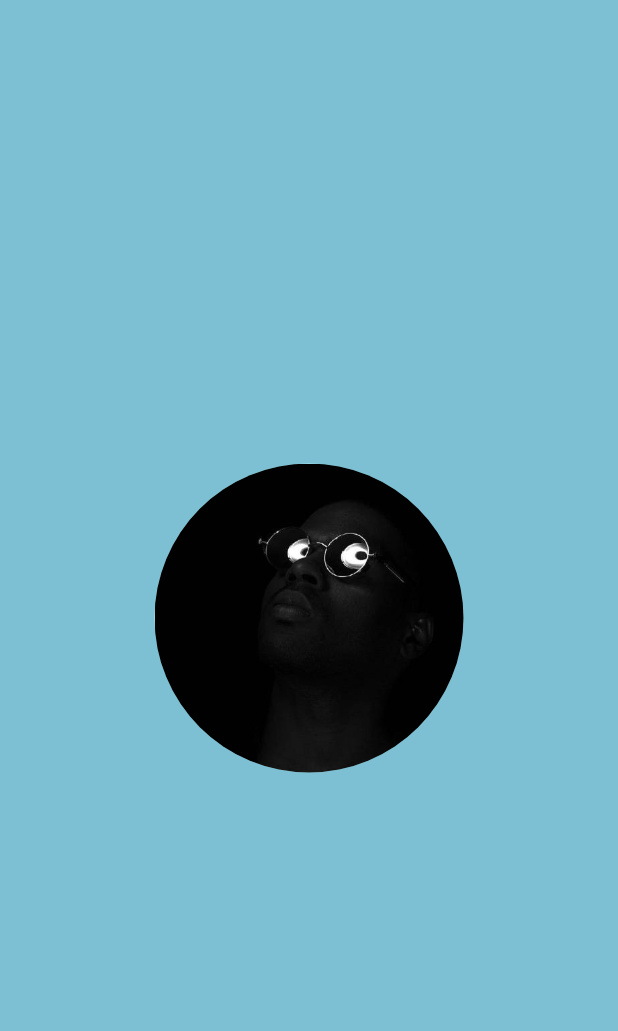
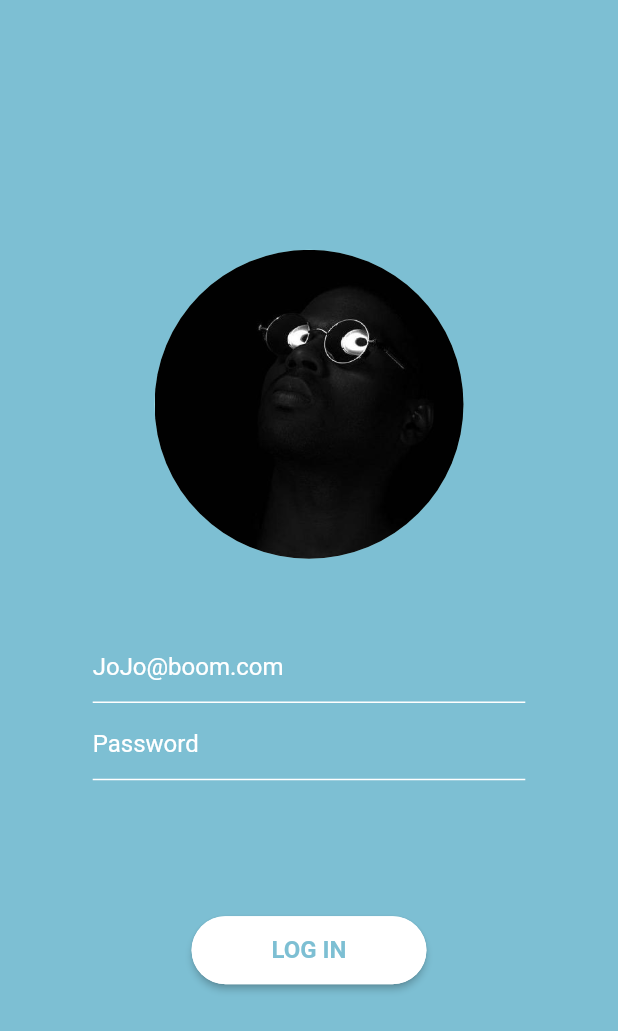
Before and after one commit to Djudicael/animation-transition-flutter-pet, a Flutter app: the screen it shows after launch, on a phone screen of 412 x 824 dp. Shown: the top 1031 px of the screen. Run offline on Flutter 3.47's test engine with Material 2 defaults, Android fonts, the phone set to English and light mode, and no system bars.

Commit message:
finishing UI

```diff
--- a/lib/screens/login_page.dart
+++ b/lib/screens/login_page.dart
@@ -15,11 +15,26 @@ class LoginPage extends StatelessWidget {
       backgroundColor: _primaryColor,
       body: Align(
         alignment: Alignment.center,
-        child: Column(
-          mainAxisAlignment: MainAxisAlignment.spaceAround,
-          mainAxisSize: MainAxisSize.max,
-          crossAxisAlignment: CrossAxisAlignment.center,
-          children: <Widget>[_avatarWidget()],
+        child: Container(
+          height: _deviceHeight * 0.60,
+          width: _deviceWidth,
+          child: Column(
+            mainAxisAlignment: MainAxisAlignment.spaceAround,
+            mainAxisSize: MainAxisSize.max,
+            crossAxisAlignment: CrossAxisAlignment.center,
+            children: <Widget>[
+              _avatarWidget(),
+              SizedBox(
+                height: _deviceHeight * 0.05,
+              ),
+              _emailTextField(),
+              _passwordTextField(),
+              SizedBox(
+                height: _deviceHeight * 0.10,
+              ),
+              _loginButton(),
+            ],
+          ),
         ),
       ),
     );
@@ -39,4 +54,62 @@ class LoginPage extends StatelessWidget {
       ),
     );
   }
+
+  Widget _emailTextField() {
+    return Container(
+      width: _deviceWidth * 0.70,
+      child: TextField(
+        cursorColor: Colors.white,
+        autocorrect: false,
+        style: TextStyle(color: Colors.white),
+        decoration: InputDecoration(
+            hintText: "JoJo@boom.com",
+            hintStyle: TextStyle(color: Colors.white),
+            enabledBorder: UnderlineInputBorder(
+              borderSide: BorderSide(color: Colors.white),
+            ),
+            focusedBorder: UnderlineInputBorder(
+              borderSide: BorderSide(color: Colors.white),
+            )),
+      ),
+    );
+  }
+
+  Widget _passwordTextField() {
+    return Container(
+      width: _deviceWidth * 0.70,
+      child: TextField(
+        obscureText: true,
+        cursorColor: Colors.white,
+        autocorrect: false,
+        style: TextStyle(color: Colors.white),
+        decoration: InputDecoration(
+            hintText: "Password",
+            hintStyle: TextStyle(color: Colors.white),
+            enabledBorder: UnderlineInputBorder(
+              borderSide: BorderSide(color: Colors.white),
+            ),
+            focusedBorder: UnderlineInputBorder(
+              borderSide: BorderSide(color: Colors.white),
+            )),
+      ),
+    );
+  }
+
+  Widget _loginButton() {
+    return MaterialButton(
+      minWidth: _deviceWidth * 0.38,
+      height: _deviceHeight * 0.055,
+      color: Colors.white,
+      child: Text(
+        "LOG IN",
+        style: TextStyle(
+            fontSize: 16, color: _primaryColor, fontWeight: FontWeight.bold),
+      ),
+      shape: RoundedRectangleBorder(
+          borderRadius: BorderRadius.circular(25.0),
+          side: BorderSide(color: Colors.white)),
+      onPressed: () {},
+    );
+  }
 }
```
